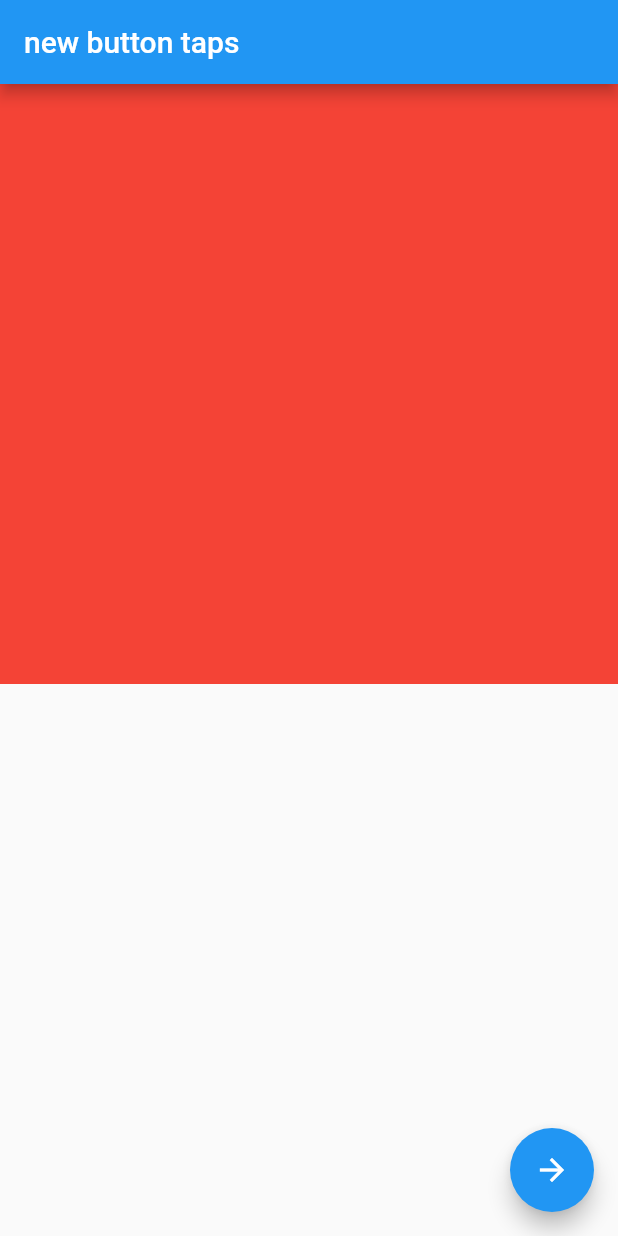
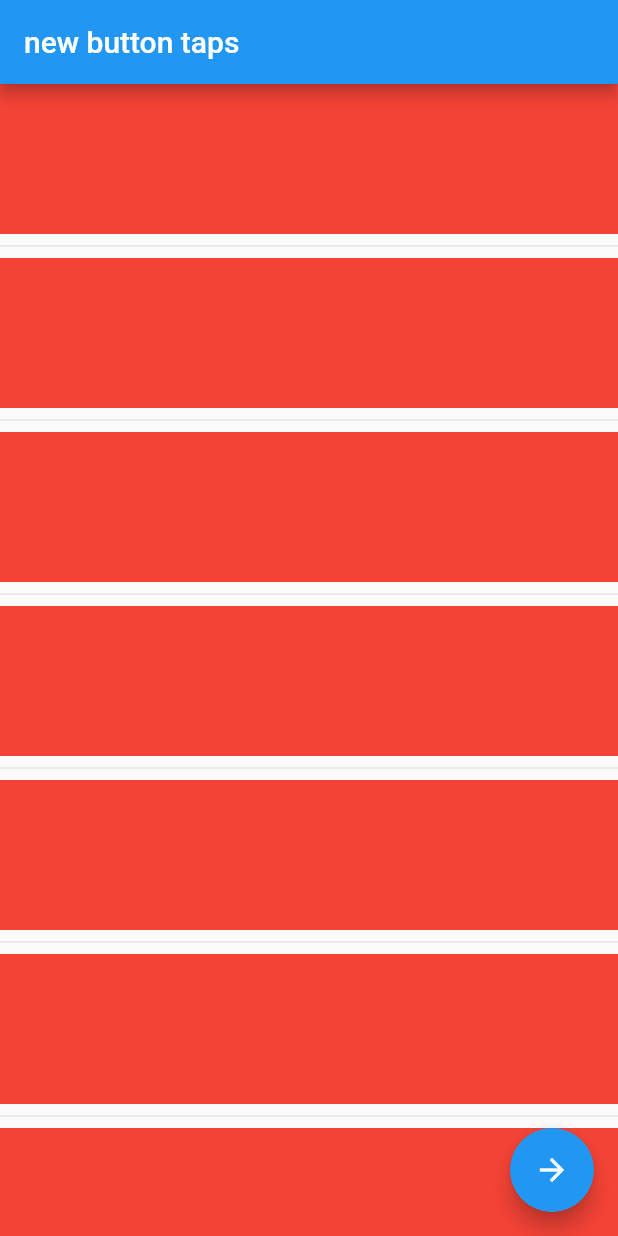
Before and after one commit to jtmuller5/trial_by_fire, a Flutter app: the screen it shows after launch, on a phone screen of 412 x 824 dp. Run offline on Flutter 3.47's test engine with Material 2 defaults, Android fonts, the phone set to English and light mode, and no system bars.

Commit message:
Update main.dart

```diff
--- a/lib/main.dart
+++ b/lib/main.dart
@@ -35,11 +35,15 @@
       appBar: AppBar(
         title: Text(widget.title),
       ),
-      body: ListView.builder(
-        itemCount: 4,
+      body: ListView.separated(
+        separatorBuilder: (context, index) {
+          return Divider();
+        },
+        itemCount: 10,
         itemBuilder: (context, index) {
-        return Block(color: Colors.red);
-      },),
+          return Block(color: Colors.red);
+        },
+      ),
       /*body: ListView(
         children: [
           Block(color: Colors.green),
```
